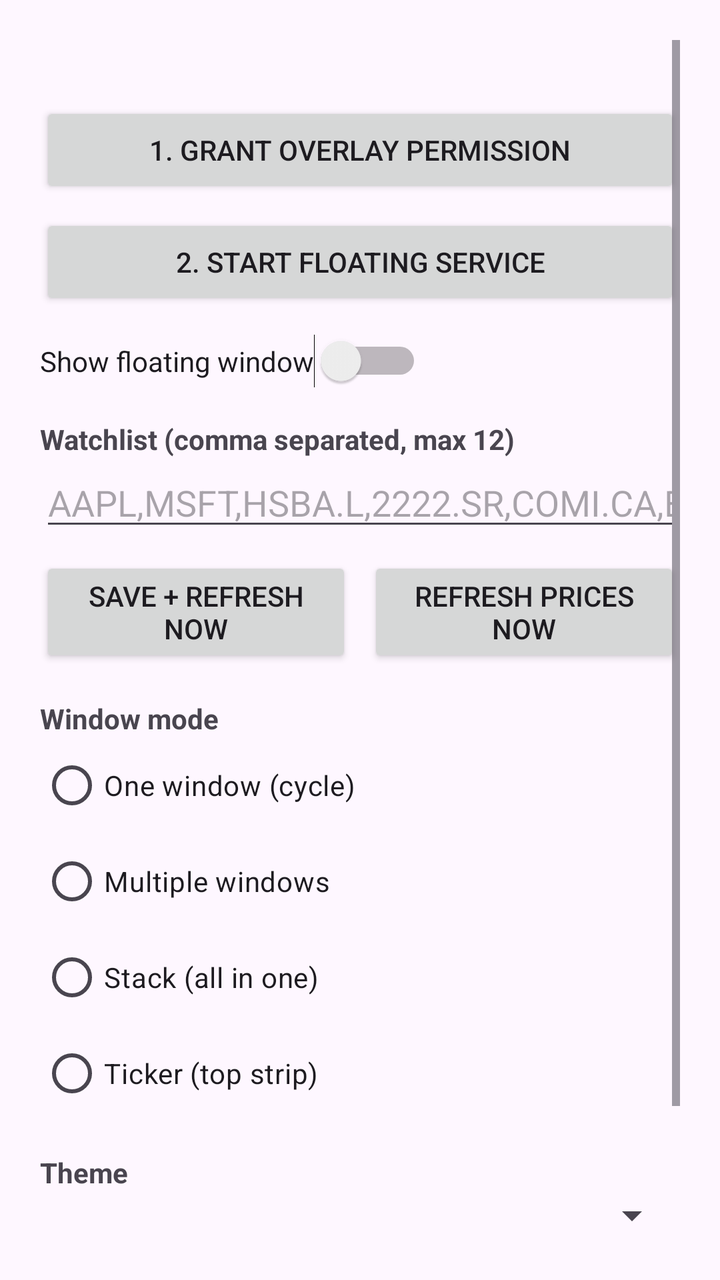
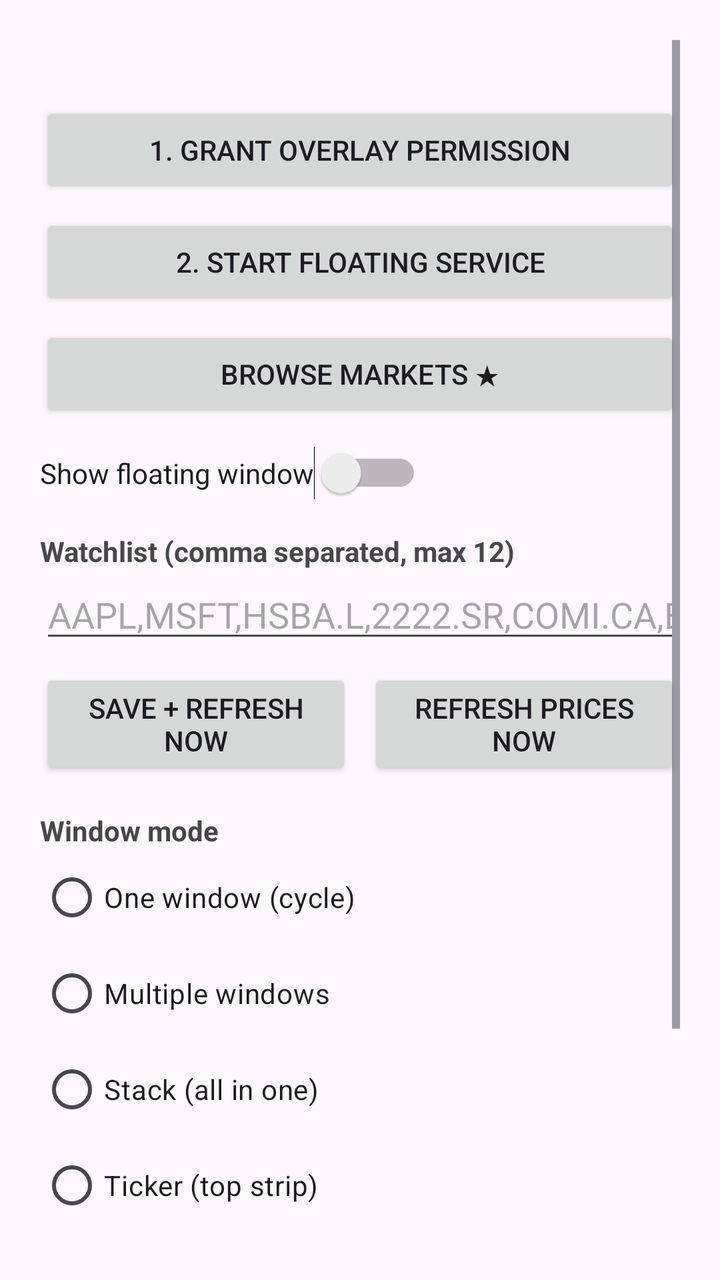

Screens rendered from an Android XML layout before and after an edit, with the pre-edit source and the edit as a unified diff.
<!-- AndroidManifest.xml: application theme Theme.FloatingKit -->
<!-- res/layout/activity_main.xml -->
<?xml version="1.0" encoding="utf-8"?>
<ScrollView xmlns:android="http://schemas.android.com/apk/res/android"
    android:layout_width="match_parent"
    android:layout_height="match_parent"
    android:padding="20dp">

    <LinearLayout
        android:layout_width="match_parent"
        android:layout_height="wrap_content"
        android:orientation="vertical">

        <TextView
            android:id="@+id/statusText"
            android:layout_width="wrap_content"
            android:layout_height="wrap_content"
            android:textSize="14sp" />

        <Button
            android:id="@+id/enableBtn"
            android:layout_width="match_parent"
            android:layout_height="wrap_content"
            android:layout_marginTop="12dp"
            android:text="@string/enable_overlay" />

        <Button
            android:id="@+id/startBtn"
            android:layout_width="match_parent"
            android:layout_height="wrap_content"
            android:layout_marginTop="8dp"
            android:text="@string/start_overlay" />

        <Switch
            android:id="@+id/overlaySwitch"
            android:layout_width="wrap_content"
            android:layout_height="wrap_content"
            android:layout_marginTop="12dp"
            android:text="@string/toggle_overlay" />

        <TextView
            android:layout_width="wrap_content"
            android:layout_height="wrap_content"
            android:layout_marginTop="16dp"
            android:text="@string/watchlist_label"
            android:textStyle="bold" />

        <EditText
            android:id="@+id/symbolsEdit"
            android:layout_width="match_parent"
            android:layout_height="wrap_content"
            android:hint="@string/watchlist_hint"
            android:inputType="text"
            android:maxLines="3" />

        <LinearLayout
            android:layout_width="match_parent"
            android:layout_height="wrap_content"
            android:orientation="horizontal">

            <Button
                android:id="@+id/saveBtn"
                android:layout_width="0dp"
                android:layout_height="wrap_content"
                android:layout_marginTop="8dp"
                android:layout_weight="1"
                android:text="@string/save_symbols" />

            <Button
                android:id="@+id/refreshBtn"
                android:layout_width="0dp"
                android:layout_height="wrap_content"
                android:layout_marginTop="8dp"
                android:layout_marginStart="8dp"
                android:layout_weight="1"
                android:text="@string/refresh_now" />
        </LinearLayout>

        <TextView
            android:layout_width="wrap_content"
            android:layout_height="wrap_content"
            android:layout_marginTop="16dp"
            android:text="@string/mode_label"
            android:textStyle="bold" />

        <RadioGroup
            android:id="@+id/modeGroup"
            android:layout_width="match_parent"
            android:layout_height="wrap_content">

            <RadioButton android:id="@+id/modeSingle" android:layout_width="wrap_content" android:layout_height="wrap_content" android:text="@string/mode_single" />
            <RadioButton android:id="@+id/modeMulti" android:layout_width="wrap_content" android:layout_height="wrap_content" android:text="@string/mode_multi" />
            <RadioButton android:id="@+id/modeStack" android:layout_width="wrap_content" android:layout_height="wrap_content" android:text="@string/mode_stack" />
            <RadioButton android:id="@+id/modeTicker" android:layout_width="wrap_content" android:layout_height="wrap_content" android:text="@string/mode_ticker" />
        </RadioGroup>

        <TextView
            android:layout_width="wrap_content"
            android:layout_height="wrap_content"
            android:layout_marginTop="16dp"
            android:text="@string/theme_label"
            android:textStyle="bold" />

        <Spinner
            android:id="@+id/themeSpinner"
            android:layout_width="match_parent"
            android:layout_height="wrap_content" />

        <TextView
            android:id="@+id/scaleLabel"
            android:layout_width="wrap_content"
            android:layout_height="wrap_content"
            android:layout_marginTop="16dp"
            android:textStyle="bold" />

        <SeekBar
            android:id="@+id/scaleBar"
            android:layout_width="match_parent"
            android:layout_height="wrap_content"
            android:max="30" />

        <Button
            android:id="@+id/flashBtn"
            android:layout_width="match_parent"
            android:layout_height="wrap_content"
            android:text="@string/flash_item" />
    </LinearLayout>
</ScrollView>
<!-- resources referenced by this layout -->
<resources>
  <string name="enable_overlay">1. Grant overlay permission</string>
  <string name="flash_item">Test flash pulse</string>
  <string name="mode_label">Window mode</string>
  <string name="mode_multi">Multiple windows</string>
  <string name="mode_single">One window (cycle)</string>
  <string name="mode_stack">Stack (all in one)</string>
  <string name="mode_ticker">Ticker (top strip)</string>
  <string name="refresh_now">Refresh prices now</string>
  <string name="save_symbols">Save + refresh now</string>
  <string name="start_overlay">2. Start floating service</string>
  <string name="theme_label">Theme</string>
  <string name="toggle_overlay">Show floating window</string>
  <string name="watchlist_hint">AAPL,MSFT,HSBA.L,2222.SR,COMI.CA,EURUSD=X,BTC</string>
  <string name="watchlist_label">Watchlist (comma separated, max 12)</string>
  <style name="Theme.FloatingKit" parent="Theme.Material3.DayNight.NoActionBar">
          <item name="colorPrimary">@color/accent</item>
      </style>
  <color name="accent">#1565C0</color>
</resources>

<!-- the commit's change to res/layout/activity_main.xml (unified diff, before → after) -->
@@ -28,6 +28,13 @@
             android:layout_height="wrap_content"
             android:layout_marginTop="8dp"
             android:text="@string/start_overlay" />
+
+        <Button
+            android:id="@+id/marketsBtn"
+            android:layout_width="match_parent"
+            android:layout_height="wrap_content"
+            android:layout_marginTop="8dp"
+            android:text="@string/browse_markets" />
 
         <Switch
             android:id="@+id/overlaySwitch"
<!-- resource entries referenced after the edit -->
@@ -1,5 +1,6 @@
 <!-- resources referenced by this layout -->
 <resources>
+  <string name="browse_markets">Browse markets ★</string>
   <string name="enable_overlay">1. Grant overlay permission</string>
   <string name="flash_item">Test flash pulse</string>
   <string name="mode_label">Window mode</string>
